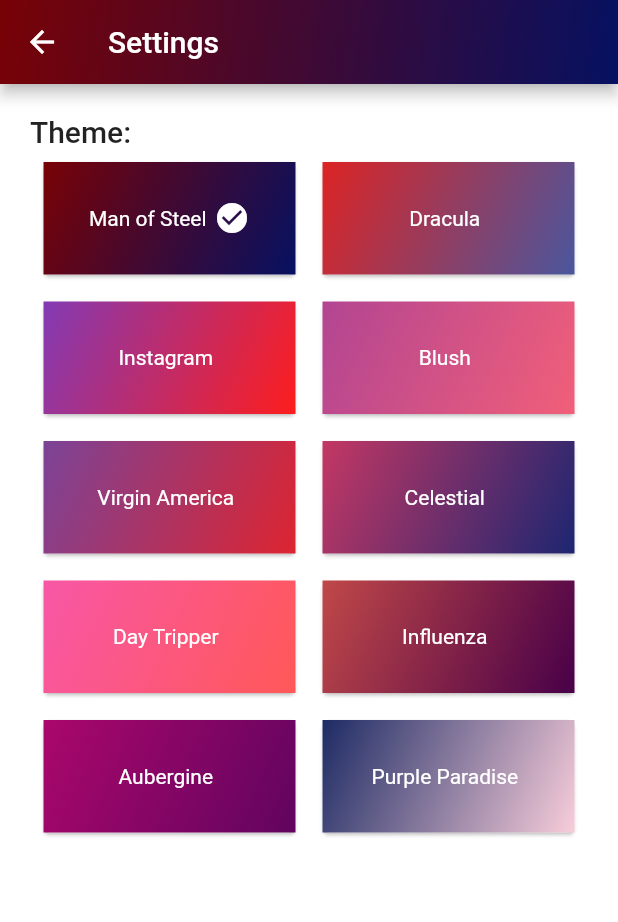
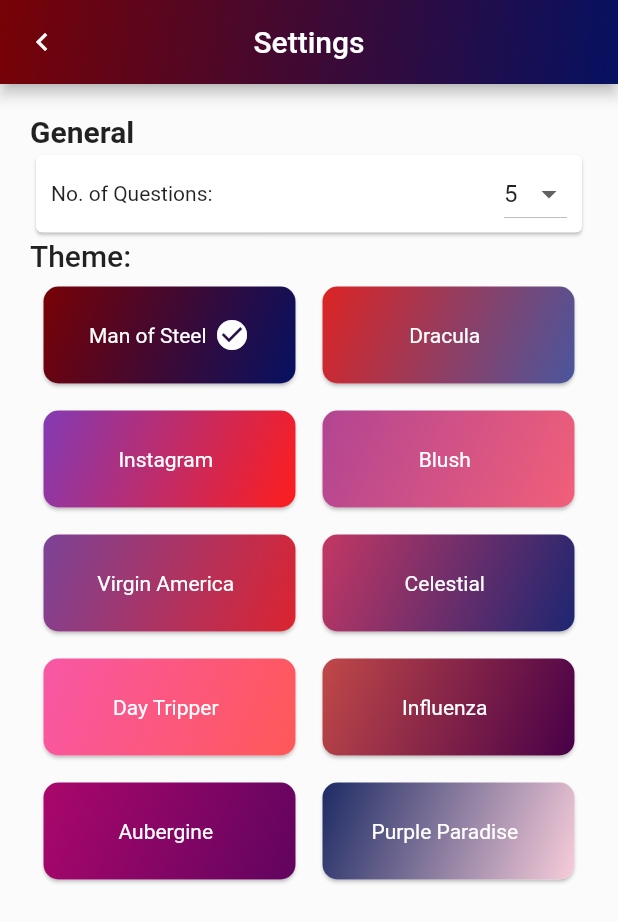
Before and after one commit to ajaxarrow/FlutterQuizApp, a Flutter app: the SettingsRoute screen opened by its route, on a phone screen of 412 x 824 dp. Shown: the top 922 px of the screen. Run offline on Flutter 3.47's test engine with Material 2 defaults, Android fonts, the phone set to English and light mode, and no system bars; our stand-ins replace google_fonts; missing offline and left inert: animated_digit.

Commit message:
added editable no of questions in settings, animated numbers in result screen

```diff
--- a/lib/providers/color_gradient_provider.dart
+++ b/lib/providers/color_gradient_provider.dart
@@ -1,5 +1,4 @@
 import 'package:flutter/material.dart';
-import 'package:provider/provider.dart';
 
 import '../data/color_gradients.dart';
 
--- /dev/null
+++ b/lib/providers/number_of_questions_provider.dart
@@ -0,0 +1,10 @@
+import 'package:flutter/material.dart';
+
+class NumberOfQuestionsState extends ChangeNotifier{
+  int questionsNo = 5;
+
+  void changeNumberOfQuestions(int number){
+    questionsNo = number;
+    notifyListeners();
+  }
+}
--- a/lib/routes/settings_route.dart
+++ b/lib/routes/settings_route.dart
@@ -1,7 +1,7 @@
 import 'package:flutter/material.dart';
 import 'package:provider/provider.dart';
 import 'package:quiz_app/data/color_gradients.dart';
-
+import 'package:quiz_app/providers/number_of_questions_provider.dart';
 import '../providers/color_gradient_provider.dart';
 
 
@@ -16,9 +16,16 @@ class _SettingsRouteState extends State<SettingsRoute> {
   @override
   Widget build(BuildContext context) {
     final colorGradientState = Provider.of<ColorGradientState>(context);
+    final noOfQuestionState = Provider.of<NumberOfQuestionsState>(context);
+
     return Scaffold(
       appBar: AppBar(
+        leading: IconButton(
+          icon: const Icon(Icons.chevron_left),
+          onPressed: () => Navigator.of(context).pop(),
+        ),
         title: const Text("Settings"),
+        centerTitle: true,
         flexibleSpace: Container(
           decoration: BoxDecoration(
           gradient: LinearGradient(
@@ -31,13 +38,48 @@ class _SettingsRouteState extends State<SettingsRoute> {
       ),
       body: Container(
         decoration: const BoxDecoration(
-          color: Colors.white
+          color: Colors.white10
           ),
         child: Padding(
           padding: const EdgeInsets.all(20.0),
           child: Column(
             crossAxisAlignment: CrossAxisAlignment.stretch,
             children: [
+              const Text(
+                'General',
+                style: TextStyle(
+                    fontSize: 20,
+                    fontWeight: FontWeight.w600,
+                    color: Colors.black87
+                ),
+              ),
+              Card(
+                child: Padding(
+                  padding: const EdgeInsets.symmetric(
+                    vertical: 2.0,
+                    horizontal: 10
+                  ),
+                  child: Row(
+                    crossAxisAlignment: CrossAxisAlignment.center,
+                    mainAxisAlignment: MainAxisAlignment.spaceBetween,
+                    children: [
+                      const Text('No. of Questions:'),
+                      DropdownButton<int>(
+                        value: noOfQuestionState.questionsNo,
+                        items: [5, 10, 15].map((value) {
+                          return DropdownMenuItem<int>(
+                            value: value,
+                            child: Text('$value'),
+                          );
+                        }).toList(),
+                        onChanged: (value) {
+                          noOfQuestionState.changeNumberOfQuestions(value!);
+                        },
+                      )
+                    ],
+                  ),
+                ),
+              ),
               const Text(
                 'Theme:',
                 style: TextStyle(
@@ -49,7 +91,7 @@ class _SettingsRouteState extends State<SettingsRoute> {
               Expanded(child: GridView.builder(
                 gridDelegate: const SliverGridDelegateWithFixedCrossAxisCount(
                   crossAxisCount: 2,
-                  childAspectRatio: 2
+                  childAspectRatio: 2.25
                 ),
                 itemCount: colorGradients.length,
                 itemBuilder: (ctx, index) =>
@@ -60,8 +102,12 @@ class _SettingsRouteState extends State<SettingsRoute> {
                     child: Padding(
                       padding: const EdgeInsets.all(5.0),
                       child: Card(
+                        shape: RoundedRectangleBorder(
+                          borderRadius: BorderRadius.circular(10),
+                        ),
                         child: Container(
                           decoration: BoxDecoration(
+                            borderRadius: const BorderRadius.all(Radius.circular(10)),
                             gradient: LinearGradient(
                               begin: Alignment.topLeft,
                               end: Alignment.bottomRight,
--- a/pubspec.yaml
+++ b/pubspec.yaml
@@ -37,6 +37,7 @@ dependencies:
   cupertino_icons: ^1.0.2
   google_fonts: ^5.1.0
   provider: ^6.0.5
+  animated_digit: ^3.2.3
 
 dev_dependencies:
   flutter_test:
```
Also changed, not shown: lib/main.dart (+12 -4 lines), lib/routes/main_route.dart (+16 -14 lines), lib/screens/results_screen.dart (+51 -9 lines), lib/screens/start_screen.dart (+26 -4 lines), lib/widgets/progress_bar.dart (line endings or trailing spaces), pubspec.lock. Lines whose indentation alone changed are shown as unchanged.
